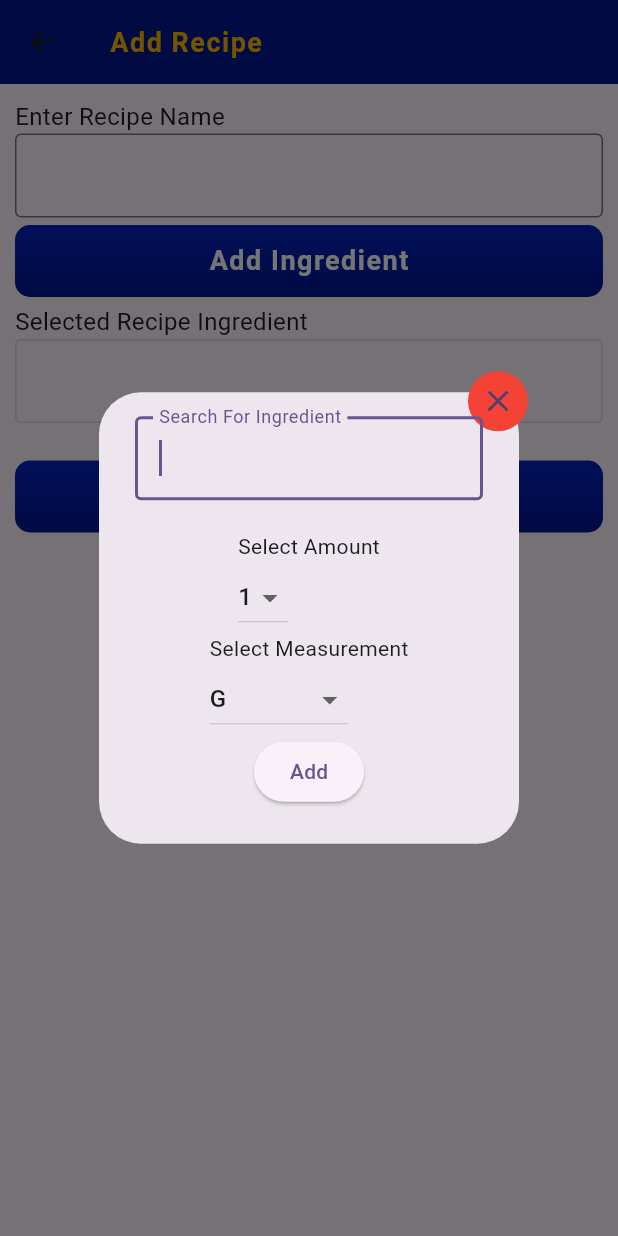
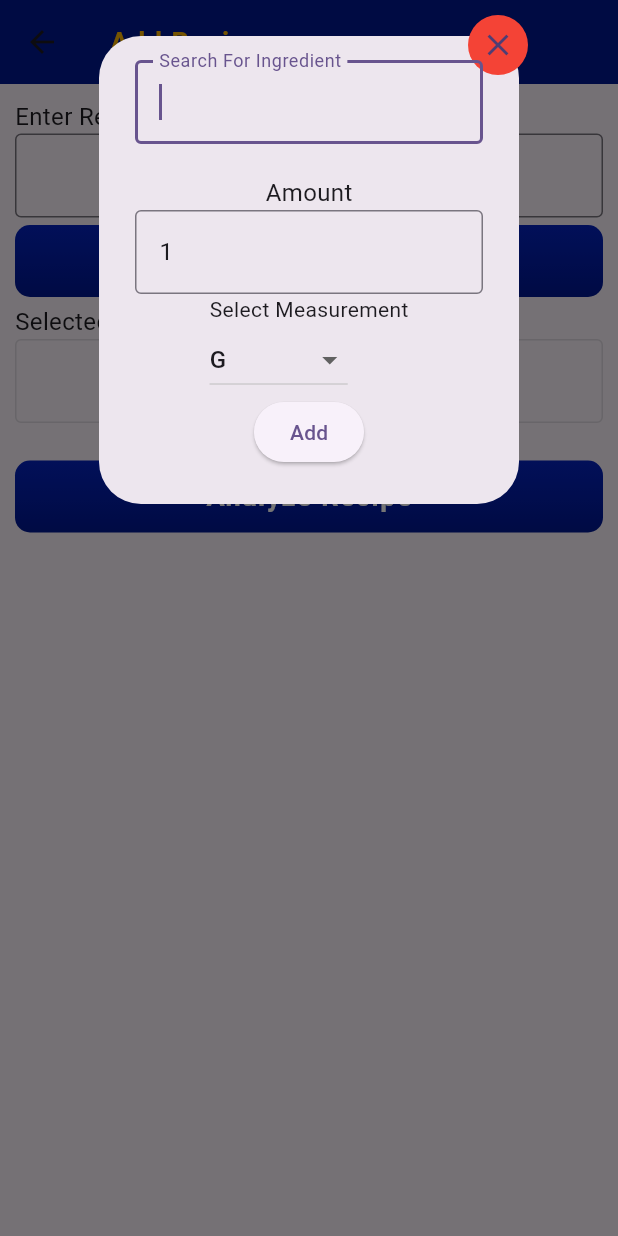
Before and after one commit to lakshitha119/recipe_app, a Flutter app: the RecipeAdd screen opened directly, after a tap on "Add Ingredient", on a phone screen of 412 x 824 dp. Run offline on Flutter 3.47's test engine with Material 3 defaults, Android fonts, the phone set to English and light mode, and no system bars; drawn by our look-alikes of flutter_typeahead; our stand-ins replace animated_splash_screen, fl_chart, fluttertoast, form_field_validator, google_fonts, shared_preferences; missing offline and left inert: path_provider_android; accounts and stored records are empty.

```diff
--- a/lib/screens/recipe_add.dart
+++ b/lib/screens/recipe_add.dart
@@ -83,14 +83,44 @@ class _RecipeAddState extends State<RecipeAdd> {
     return allFilterList;
   }
 
+  GetQtyinGorMl(String unit, String amount) {
+    switch (unit) {
+      case "G" || "ML":
+        return int.tryParse(amount);
+      case "KG" || "L":
+        return ((double.tryParse(amount) ?? 0) * 1000);
+      case "Cup":
+        return ((double.tryParse(amount) ?? 0) * 236.6);
+      case "tbl spoon":
+        return ((double.tryParse(amount) ?? 0) * 14.8);
+      case "t spoon":
+        return ((double.tryParse(amount) ?? 0) * 5);
+    }
+  }
+
+  GetUnitGorMl(String unit) {
+    switch (unit) {
+      case "G" || "KG":
+        return "G";
+      case "ML" || "L" || "Cup" || "tbl spoon" || "t spoon":
+        return "ML";
+    }
+  }
+
   addIngObj() {
     _recipeIngCon.text +=
         "${selectedIngName + " " + _ingAmountCon.text}$selectedMeasurement\n";
     // ingredients.
+    var data = {
+      "fdcId": selectedIngId,
+      "addedQty": GetQtyinGorMl(selectedMeasurement, _ingAmountCon.text),
+      "unit": GetUnitGorMl(selectedMeasurement)
+    };
+    print(data);
     ingredients.add({
       "fdcId": selectedIngId,
-      "addedQty": _ingAmountCon.text,
-      "unit": selectedMeasurement
+      "addedQty": GetQtyinGorMl(selectedMeasurement, _ingAmountCon.text),
+      "unit": GetUnitGorMl(selectedMeasurement)
     });
     Navigator.of(context).pop();
   }
@@ -108,7 +138,7 @@ class _RecipeAddState extends State<RecipeAdd> {
       "description": "none",
       "ingredients": ingredients,
       "userId": prefs.getString("userid"),
-      "servesFor": selectedNoOfServ
+      "servesFor": 0
     };
     await APIManager()
         .postRequest(Constant.domain + "/api/v1/Recipe", data)
@@ -197,7 +227,11 @@ class _RecipeAddState extends State<RecipeAdd> {
                             builder: (BuildContext context) {
                               return StatefulBuilder(
                                   builder: (context, setState) {
-                                return AlertDialog(
+                                return Container(
+                                  child: Column(
+                                    mainAxisSize: MainAxisSize.min,
+                                    children: [
+                                      AlertDialog(
                                         content: Stack(
                                           clipBehavior: Clip.none,
                                           children: <Widget>[
@@ -224,18 +258,24 @@ class _RecipeAddState extends State<RecipeAdd> {
                                                 mainAxisSize: MainAxisSize.min,
                                                 children: <Widget>[
                                                   Padding(
-                                              padding: const EdgeInsets.all(0),
-                                              child: TypeAheadField<FoodData>(
-                                                suggestionsCallback: (value) {
+                                                    padding:
+                                                        const EdgeInsets.all(0),
+                                                    child: TypeAheadField<
+                                                        FoodData>(
+                                                      suggestionsCallback:
+                                                          (value) {
                                                         print(value);
                                                         return fetchSuggestions(
                                                             value);
                                                       },
-                                                builder: (context, controller,
+                                                      builder: (context,
+                                                          controller,
                                                           focusNode) {
                                                         return TextField(
-                                                      controller: controller,
-                                                      focusNode: focusNode,
+                                                            controller:
+                                                                controller,
+                                                            focusNode:
+                                                                focusNode,
                                                             autofocus: true,
                                                             decoration: const InputDecoration(
                                                                 border:
@@ -246,13 +286,16 @@ class _RecipeAddState extends State<RecipeAdd> {
                                                       itemBuilder:
                                                           (context, foodData) {
                                                         return ListTile(
-                                                    title: Text(foodData.name),
+                                                          title: Text(
+                                                              foodData.name),
                                                         );
                                                       },
                                                       onSelected: (city) {
                                                         setState(() {
-                                                    selectedIngName = city.name;
-                                                    selectedIngId = city.fdcId;
+                                                          selectedIngName =
+                                                              city.name;
+                                                          selectedIngId =
+                                                              city.fdcId;
                                                         });
                                                       },
                                                     ),
@@ -260,39 +303,50 @@ class _RecipeAddState extends State<RecipeAdd> {
                                                   Text(
                                                     selectedIngName,
                                                     style: TextStyle(
-                                                  fontWeight: FontWeight.w800),
+                                                        fontWeight:
+                                                            FontWeight.w800),
                                                   ),
                                                   Padding(
-                                              padding: const EdgeInsets.all(0),
-                                              child: DropdownWidget(
-                                                onChanged: (val) {
-                                                  setState(() {
-                                                    selectedAmount = val;
-                                                  });
-                                                },
-                                                title: "Select Amount",
-                                                items: const [
-                                                  "1",
-                                                  "2",
-                                                  "3",
-                                                  "4",
-                                                  "5",
-                                                  "6",
-                                                  "7"
+                                                    padding:
+                                                        const EdgeInsets.all(0),
+                                                    child: Column(
+                                                      children: [
+                                                        const Text(
+                                                          'Amount',
+                                                          style: TextStyle(
+                                                              fontSize: 16),
+                                                        ),
+                                                        TextField(
+                                                          controller:
+                                                              _ingAmountCon,
+                                                          // Set maxLines to null for multiline input
+                                                          keyboardType:
+                                                              TextInputType
+                                                                  .numberWithOptions(
+                                                                      decimal:
+                                                                          true),
+                                                          decoration:
+                                                              const InputDecoration(
+                                                            border:
+                                                                OutlineInputBorder(),
+                                                          ),
+                                                        )
                                                       ],
-                                                selectedValue: selectedAmount,
                                                     ),
                                                   ),
                                                   Padding(
                                                       padding:
-                                                    const EdgeInsets.all(0),
+                                                          const EdgeInsets.all(
+                                                              0),
                                                       child: DropdownWidget(
                                                         onChanged: (val) {
                                                           setState(() {
-                                                      selectedMeasurement = val;
+                                                            selectedMeasurement =
+                                                                val;
                                                           });
                                                         },
-                                                  title: "Select Measurement",
+                                                        title:
+                                                            "Select Measurement",
                                                         items: const [
                                                           "G",
                                                           "KG",
@@ -306,7 +360,8 @@ class _RecipeAddState extends State<RecipeAdd> {
                                                             selectedMeasurement,
                                                       )),
                                                   Padding(
-                                              padding: const EdgeInsets.all(0),
+                                                    padding:
+                                                        const EdgeInsets.all(0),
                                                     child: ElevatedButton(
                                                       child: const Text('Add'),
                                                       onPressed: () {
@@ -316,13 +371,18 @@ class _RecipeAddState extends State<RecipeAdd> {
                                                         //       .save();
                                                         // }
 
-                                                  if (selectedIngName != "" &&
-                                                      selectedIngId != 0) {
+                                                        if (selectedIngName !=
+                                                                "" &&
+                                                            selectedIngId !=
+                                                                0) {
                                                           addIngObj();
                                                         } else {}
                                                       },
                                                     ),
                                                   )
+                                                ],
+                                              ),
+                                            ),
                                           ],
                                         ),
                                       ),
--- a/pubspec.yaml
+++ b/pubspec.yaml
@@ -55,6 +55,7 @@ dev_dependencies:
   intl: ^0.18.1
   http: ^0.13.5
   shared_preferences: ^2.2.2
+  animated_splash_screen: ^1.3.0
 
 # For information on the generic Dart part of this file, see the
 # following page: https://dart.dev/tools/pub/pubspec
@@ -68,6 +69,7 @@ flutter:
   uses-material-design: true
   assets:
     - assets/images/
+    - assets/images/logo.jpg
 
   # To add assets to your application, add an assets section, like this:
   # assets:
```
Also changed, not shown: lib/main.dart (+6 -1 lines), assets/images/logo.jpg (added). Lines whose indentation alone changed are shown as unchanged.
